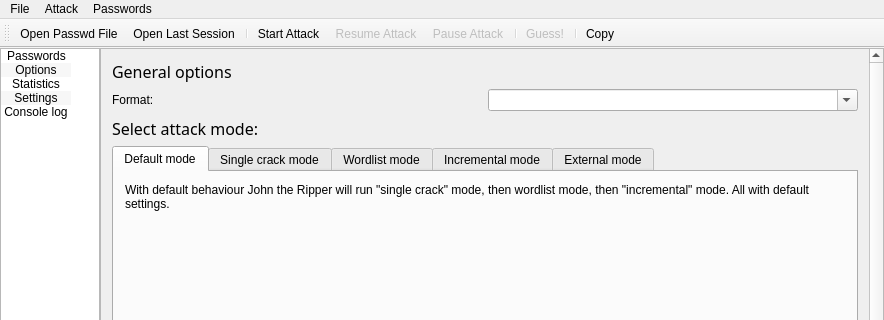
First picture: the form in mainwindow.ui, repository openwall/johnny, before the edit; both pictures show x 0 to 884 and y 0 to 320 of the 884 by 655 pixel window.
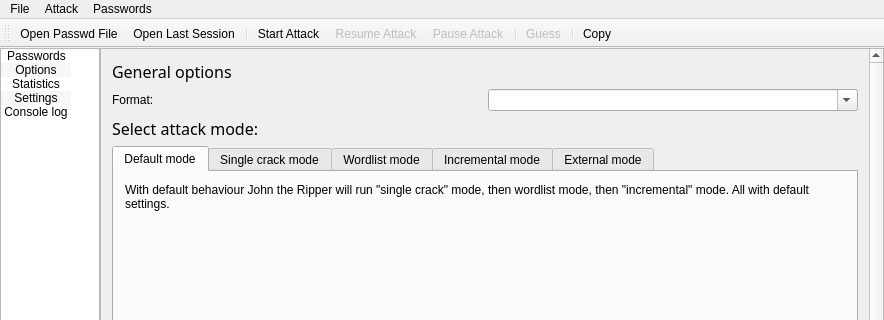
Second picture: the form after the edit. Icons and pictures are not drawn.

```diff
--- a/mainwindow.ui
+++ b/mainwindow.ui
@@ -1355,7 +1355,7 @@
      <normaloff>:/icons/tab_log.png</normaloff>:/icons/tab_log.png</iconset>
    </property>
    <property name="text">
-    <string>Guess!</string>
+    <string>Guess</string>
    </property>
    <property name="toolTip">
     <string>I'm feeling lucky!</string>
```
